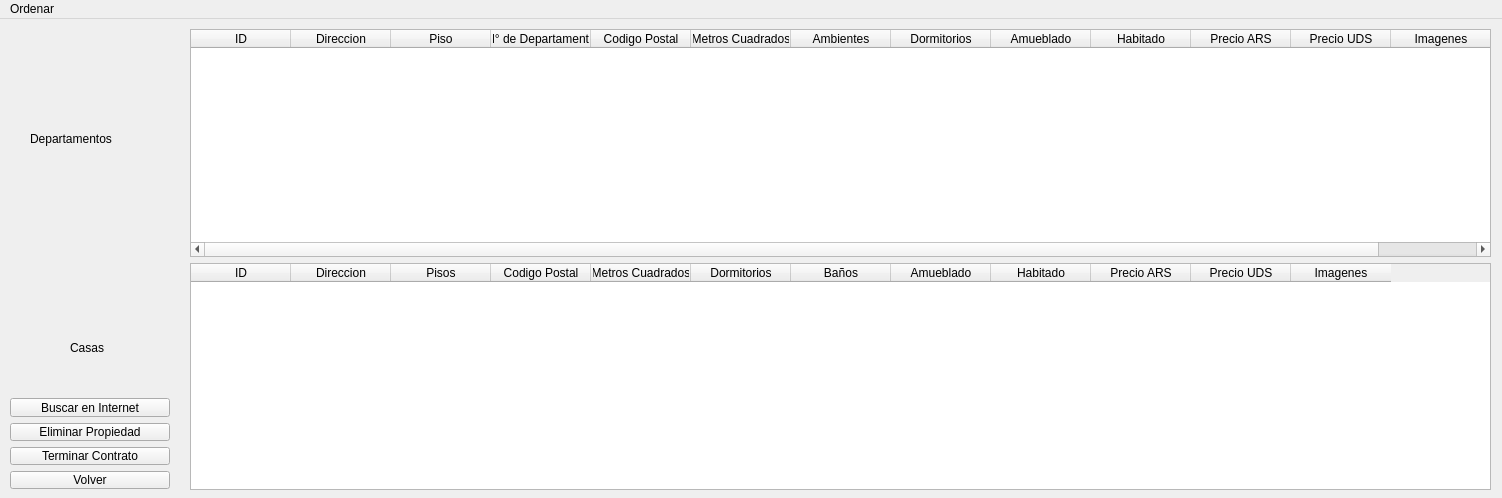
The window that Alquiladas.ui (MateMar04/TP-Qt) describes before a commit, drawn with Qt 5.
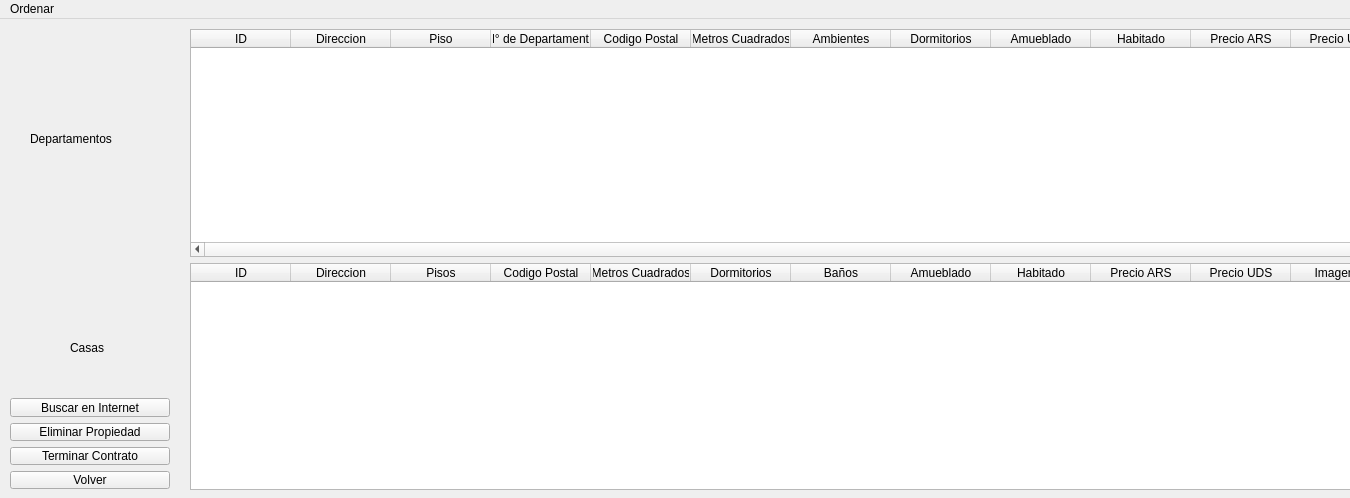
The same window after the commit.

Commit message: modifique el tamaño de las ventanas

```diff
--- a/Alquiladas.ui
+++ b/Alquiladas.ui
@@ -6,19 +6,19 @@
    <rect>
     <x>0</x>
     <y>0</y>
-    <width>1502</width>
+    <width>1350</width>
     <height>498</height>
    </rect>
   </property>
   <property name="minimumSize">
    <size>
-    <width>1502</width>
+    <width>1350</width>
     <height>498</height>
    </size>
   </property>
   <property name="maximumSize">
    <size>
-    <width>1502</width>
+    <width>1350</width>
     <height>498</height>
    </size>
   </property>
@@ -246,7 +246,7 @@
     <rect>
      <x>0</x>
      <y>0</y>
-     <width>1502</width>
+     <width>1350</width>
      <height>22</height>
     </rect>
    </property>
```
Left out of the diff: 6 changed lines with no effect on the pictures. The commit also changes 3 other files.
